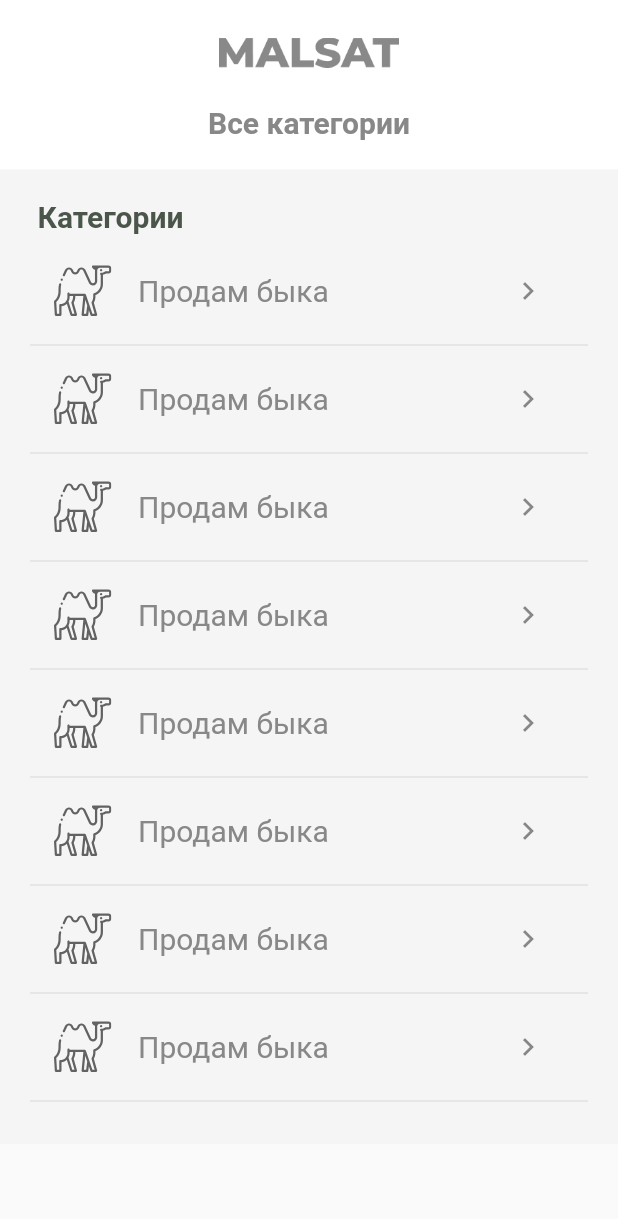
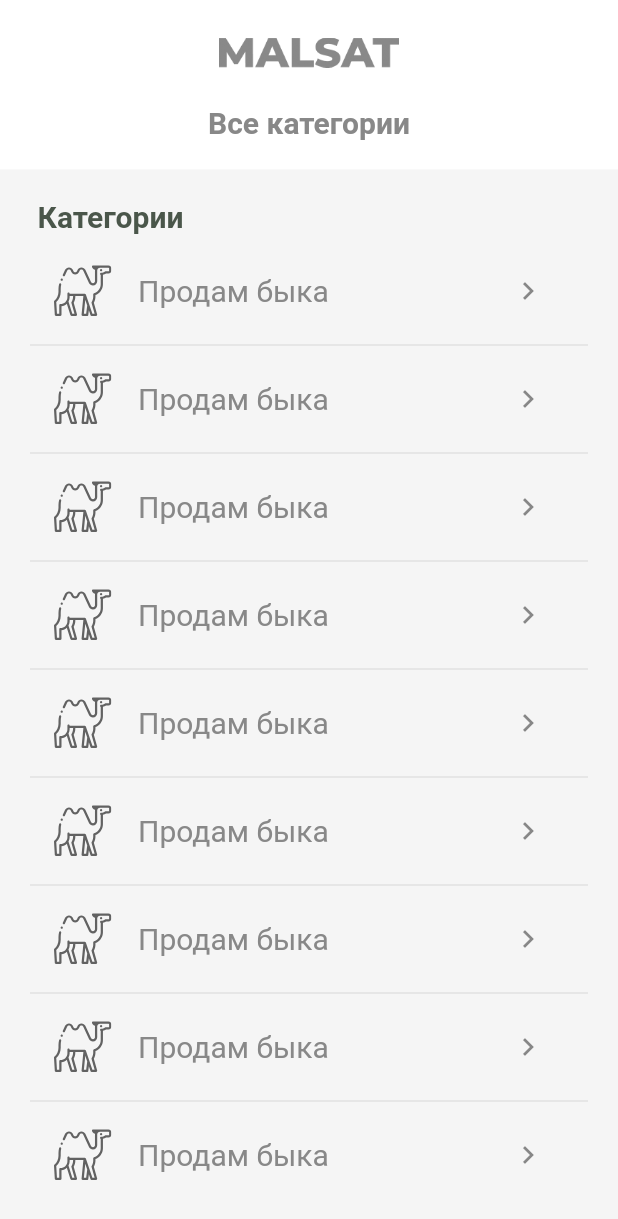
Before and after one commit to krmeiirbek/malsat_app, a Flutter app: the SearchScreen widget shown alone on an empty page, opened directly, on a phone screen of 412 x 824 dp. Shown: the top 1219 px of the screen. Run offline on Flutter 3.47's test engine with Material 2 defaults, Android fonts, the phone set to English and light mode, and no system bars; our stand-ins replace flutter_svg.

Commit message:
ispravleno bagi

```diff
--- a/lib/screens/search_screen.dart
+++ b/lib/screens/search_screen.dart
@@ -20,7 +20,9 @@ class _SearchScreenState extends State<SearchScreen> {
               children: [
                 Row(
                   children: [
-                    Spacer(flex: 3,),
+                    Spacer(
+                      flex: 3,
+                    ),
                     Container(
                       height: 30,
                       padding: EdgeInsets.symmetric(vertical: 5),
@@ -37,7 +39,6 @@ class _SearchScreenState extends State<SearchScreen> {
                 Row(
                   mainAxisAlignment: MainAxisAlignment.center,
                   children: <Widget>[
-
                     Text(
                       'Все категории',
                       style: TextStyle(
@@ -51,8 +52,6 @@ class _SearchScreenState extends State<SearchScreen> {
             ),
           ),
           Expanded(
-            child:
-            SingleChildScrollView(
             child: Container(
               padding: EdgeInsets.all(20),
               width: MediaQuery.of(context).size.width,
@@ -76,14 +75,15 @@ class _SearchScreenState extends State<SearchScreen> {
                   SizedBox(
                     height: 10,
                   ),
-                    Container(
-                      height:MediaQuery.of(context).size.height*0.7,
+                  Expanded(
+                    child: Container(
                       child: ListView.builder(
                         itemCount: 20,
-                        itemBuilder: (context,index)=>
+                        itemBuilder: (context, index) =>
                             SearchCategoryCompanent(
                           text: 'Продам быка',
-                              press: (){},
+                          press: () {},
+                        ),
                       ),
                     ),
                   ),
@@ -91,8 +91,6 @@ class _SearchScreenState extends State<SearchScreen> {
               ),
             ),
           ),
-            // ),/
-          ),
         ],
       ),
     );
```
Also changed, not shown: lib/pages/home_page.dart (+7 -2 lines), lib/screens/favorites_screen.dart (+9 -10 lines). Lines whose indentation alone changed are shown as unchanged.
